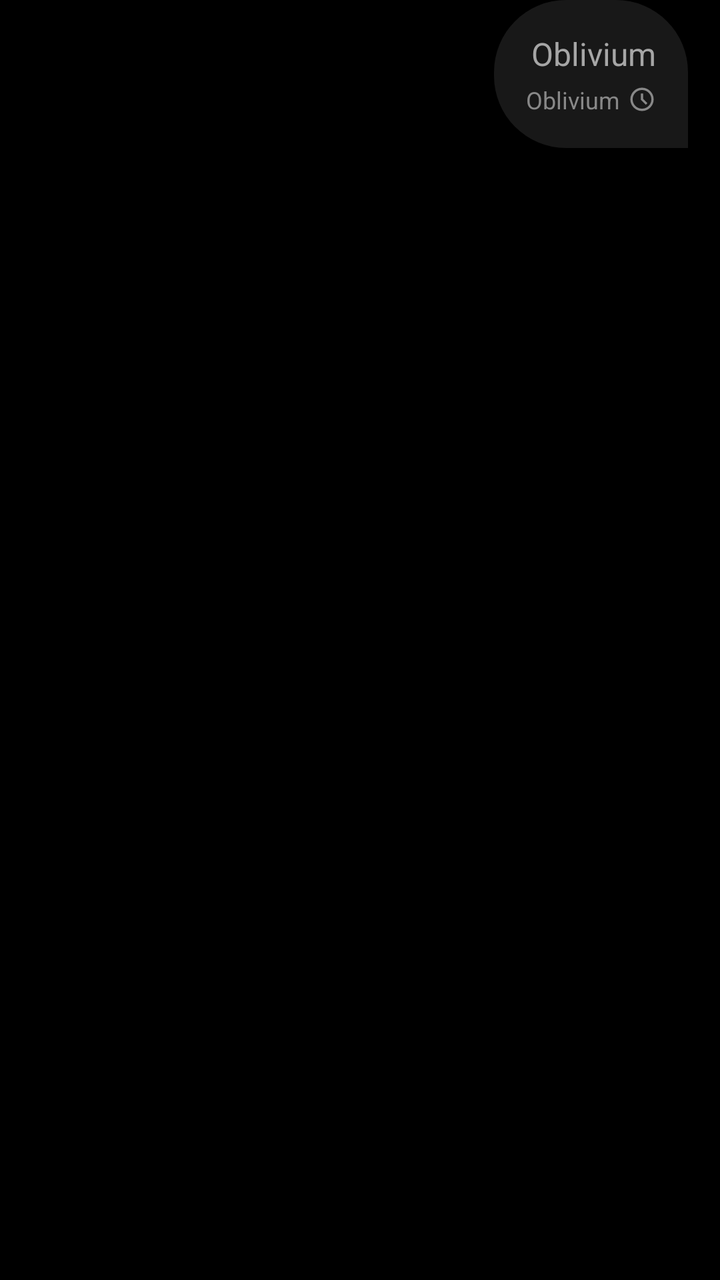
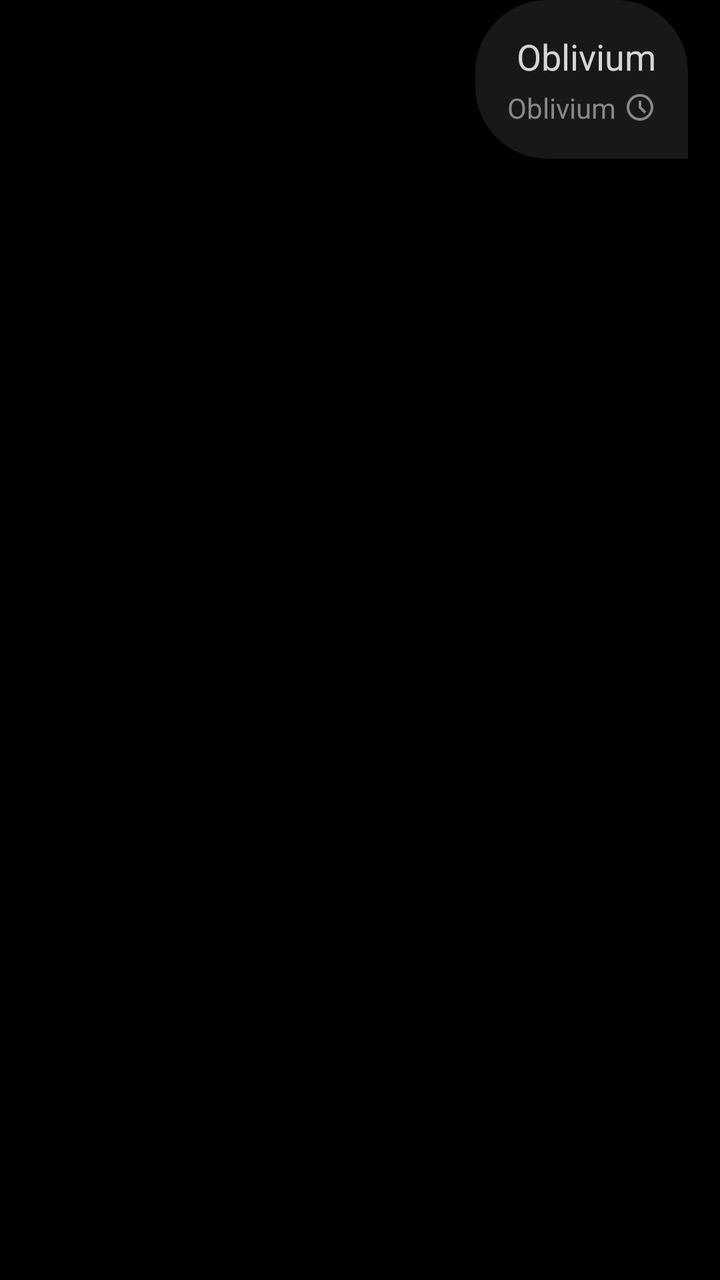

Two renders of the same Android screen: before a commit and after it. Below are the layout's source before the change and the commit's diff.
<!-- AndroidManifest.xml: application theme MainTheme -->
<!-- res/layout/item_message_right.xml -->
<?xml version="1.0" encoding="utf-8"?>
<LinearLayout xmlns:android="http://schemas.android.com/apk/res/android"
    android:layout_width="match_parent"
    android:layout_height="wrap_content"
    android:paddingHorizontal="@dimen/margin_3"
    android:orientation="vertical">

    <LinearLayout
        android:layout_width="wrap_content"
        android:layout_height="wrap_content"
        android:layout_gravity="end"
        android:background="@drawable/bubble_right"
        android:gravity="end"
        android:padding="@dimen/margin_3"
        android:orientation="vertical">

        <TextView
            android:id="@+id/textMessage"
            android:layout_width="wrap_content"
            android:layout_height="wrap_content"
            android:text="@string/app_name"
            android:textColor="@color/white_4"
            android:textSize="16sp" />

        <LinearLayout
            android:layout_width="wrap_content"
            android:layout_marginTop="4dp"
            android:layout_height="wrap_content">

            <TextView
                android:id="@+id/textDateTime"
                android:layout_width="wrap_content"
                android:layout_height="wrap_content"
                android:layout_gravity="center"
                android:text="@string/app_name"
                android:textColor="@color/gray"
                android:layout_marginEnd="4dp"
                android:textSize="12sp" />

            <ImageView
                android:id="@+id/iconStatus"
                android:layout_width="14dp"
                android:layout_gravity="center"
                android:layout_height="16dp"
                android:src="@drawable/icon_clock" />
        </LinearLayout>
    </LinearLayout>
</LinearLayout>
<!-- resources referenced by this layout -->
<resources>
  <color name="gray">#888888</color>
  <color name="white_4">#a6a6a6</color>
  <dimen name="margin_3">16dp</dimen>
  <!-- drawable bubble_right (drawable) -->
  <selector xmlns:android="http://schemas.android.com/apk/res/android">
      <item>
          <ripple android:color="@color/item_ripple">
              <item android:id="@android:id/mask">
                  <shape android:shape="rectangle">
                      <solid android:color="@color/item_ripple" />
                      <corners android:bottomLeftRadius="@dimen/margin_6"  android:topRightRadius="@dimen/margin_6" android:topLeftRadius="@dimen/margin_6"/>
                  </shape>
              </item>
              <item>
                  <shape android:shape="rectangle">
                      <solid android:color="@color/item_background" />
                      <corners android:bottomLeftRadius="@dimen/margin_6"  android:topRightRadius="@dimen/margin_6" android:topLeftRadius="@dimen/margin_6"/>
                  </shape>
              </item>
          </ripple>
      </item>
  </selector>
  <!-- drawable icon_clock (drawable) -->
  <vector xmlns:android="http://schemas.android.com/apk/res/android"
      android:width="24dp"
      android:height="24dp"
      android:viewportWidth="960"
      android:viewportHeight="960">
      <path
          android:fillColor="@color/gray"
          android:pathData="M612,668L668,612L520,464L520,280L440,280L440,496L612,668ZM480,880Q397,880 324,848.5Q251,817 197,763Q143,709 111.5,636Q80,563 80,480Q80,397 111.5,324Q143,251 197,197Q251,143 324,111.5Q397,80 480,80Q563,80 636,111.5Q709,143 763,197Q817,251 848.5,324Q880,397 880,480Q880,563 848.5,636Q817,709 763,763Q709,817 636,848.5Q563,880 480,880ZM480,480Q480,480 480,480Q480,480 480,480Q480,480 480,480Q480,480 480,480Q480,480 480,480Q480,480 480,480Q480,480 480,480Q480,480 480,480ZM480,800Q613,800 706.5,706.5Q800,613 800,480Q800,347 706.5,253.5Q613,160 480,160Q347,160 253.5,253.5Q160,347 160,480Q160,613 253.5,706.5Q347,800 480,800Z"/>
  </vector>
  <string name="app_name">Oblivium</string>
  <style name="MainTheme" parent="@android:style/Theme.DeviceDefault.Light.NoActionBar">
          <item name="android:windowLightStatusBar">false</item>
          <item name="android:statusBarColor">@android:color/black</item>
          <item name="android:windowBackground">@android:color/black</item>
          <item name="android:windowNoTitle">true</item>
          <item name="android:windowActionBar">false</item>
  
          <item name="android:colorSecondary">@color/accent</item>
          <item name="android:colorControlHighlight">@color/accent</item>
          <item name="android:colorControlActivated">@color/accent</item>
          <item name="android:colorActivatedHighlight">@color/accent</item>
          <item name="android:colorPrimary">@color/accent</item>
          <item name="android:colorControlNormal">@color/accent</item>
          <item name="android:colorAccent">@color/accent</item>
      </style>
  <color name="item_ripple">#87FFFFFF</color>
  <dimen name="margin_6">36dp</dimen>
  <color name="item_background">#18FFFFFF</color>
  <color name="accent">#E4671F</color>
</resources>

<!-- the commit's change to res/layout/item_message_right.xml (unified diff, before → after) -->
@@ -2,8 +2,8 @@
 <LinearLayout xmlns:android="http://schemas.android.com/apk/res/android"
     android:layout_width="match_parent"
     android:layout_height="wrap_content"
-    android:paddingHorizontal="@dimen/margin_3"
-    android:orientation="vertical">
+    android:orientation="vertical"
+    android:paddingHorizontal="@dimen/margin_3">
 
     <LinearLayout
         android:layout_width="wrap_content"
@@ -11,37 +11,37 @@
         android:layout_gravity="end"
         android:background="@drawable/bubble_right"
         android:gravity="end"
-        android:padding="@dimen/margin_3"
-        android:orientation="vertical">
+        android:orientation="vertical"
+        android:padding="@dimen/margin_3">
 
         <TextView
             android:id="@+id/textMessage"
             android:layout_width="wrap_content"
             android:layout_height="wrap_content"
             android:text="@string/app_name"
-            android:textColor="@color/white_4"
-            android:textSize="16sp" />
+            android:textColor="@color/white_2"
+            android:textSize="18sp" />
 
         <LinearLayout
             android:layout_width="wrap_content"
-            android:layout_marginTop="4dp"
-            android:layout_height="wrap_content">
+            android:layout_height="wrap_content"
+            android:layout_marginTop="4dp">
 
             <TextView
                 android:id="@+id/textDateTime"
                 android:layout_width="wrap_content"
                 android:layout_height="wrap_content"
                 android:layout_gravity="center"
+                android:layout_marginEnd="4dp"
                 android:text="@string/app_name"
                 android:textColor="@color/gray"
-                android:layout_marginEnd="4dp"
-                android:textSize="12sp" />
+                android:textSize="14sp" />
 
             <ImageView
                 android:id="@+id/iconStatus"
-                android:layout_width="14dp"
+                android:layout_width="16dp"
+                android:layout_height="16dp"
                 android:layout_gravity="center"
-                android:layout_height="16dp"
                 android:src="@drawable/icon_clock" />
         </LinearLayout>
     </LinearLayout>
<!-- resource entries referenced after the edit -->
@@ -1,7 +1,7 @@
 <!-- resources referenced by this layout -->
 <resources>
   <color name="gray">#888888</color>
-  <color name="white_4">#a6a6a6</color>
+  <color name="white_2">#d6d6d6</color>
   <dimen name="margin_3">16dp</dimen>
   <!-- drawable bubble_right (drawable) -->
   <selector xmlns:android="http://schemas.android.com/apk/res/android">
